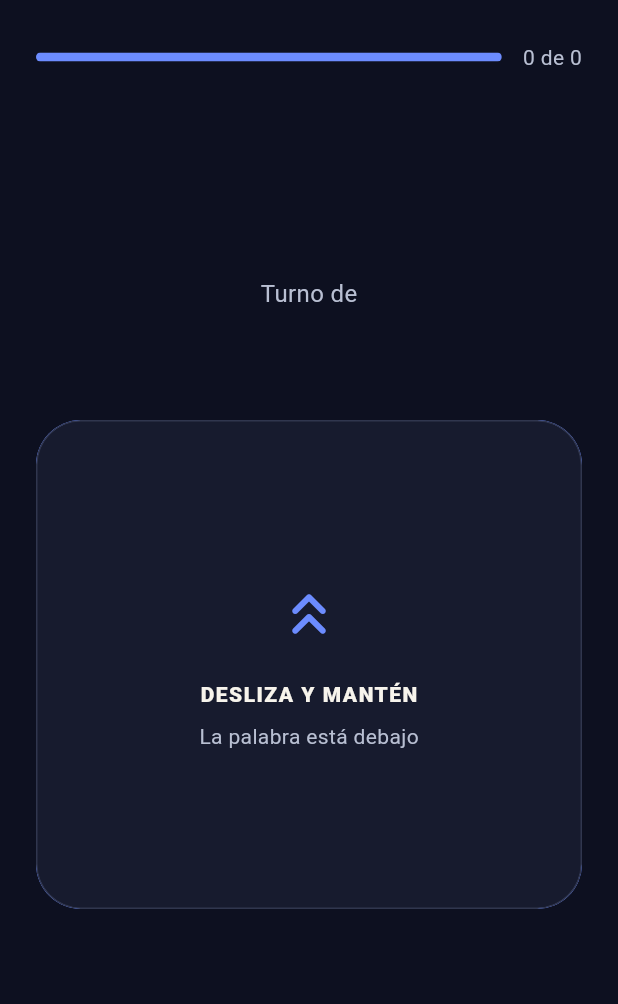
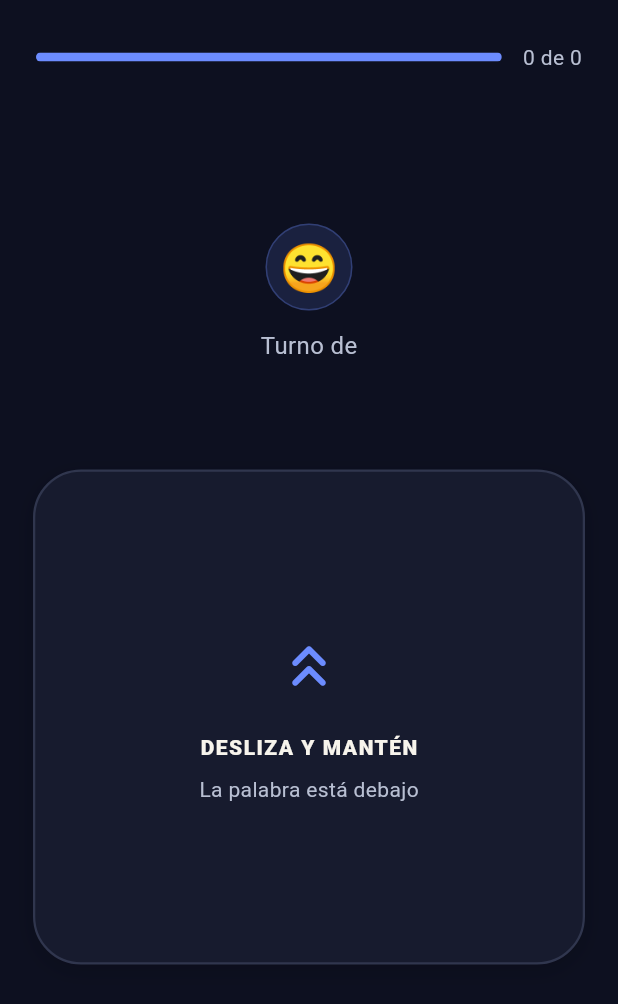
Before and after one commit to AlexDotel/ImpostorAppFlutter, a Flutter app: the RevealScreen widget shown alone on an empty page, opened directly with empty values, on a phone screen of 412 x 824 dp. Shown: the top 1004 px of the screen. Run offline on Flutter 3.47's test engine with Material 3 defaults, Android fonts, the phone set to English and light mode, and no system bars; our stand-ins replace shared_preferences; accounts and stored records are empty; Roboto replaces fonts that are missing (sans).

Commit message:
feat: ampliar gesto y animar turnos con avatares

```diff
--- a/lib/main.dart
+++ b/lib/main.dart
@@ -344,8 +344,11 @@ class _GameShellState extends State<GameShell> {
               switchInCurve: ease,
               transitionBuilder: (child, animation) => FadeTransition(
                 opacity: animation,
-                child: ScaleTransition(
-                  scale: Tween(begin: .97, end: 1.0).animate(animation),
+                child: SlideTransition(
+                  position: Tween<Offset>(
+                    begin: const Offset(.055, 0),
+                    end: Offset.zero,
+                  ).animate(CurvedAnimation(parent: animation, curve: ease)),
                   child: child,
                 ),
               ),
@@ -1086,12 +1089,13 @@ class RevealScreen extends StatefulWidget {
 }
 
 class _RevealScreenState extends State<RevealScreen> {
+  static const playerEmojis = ['🙂', '😎', '🤠', '🤓', '🥸', '😊', '🧐', '😄'];
   bool hasViewed = false;
   bool isDragging = false;
   double dragY = 0;
 
   void updateDrag(DragUpdateDetails details) {
-    final next = (dragY + details.delta.dy).clamp(-230.0, 0.0);
+    final next = (dragY + details.delta.dy).clamp(-300.0, 0.0);
     final firstReveal = !hasViewed && next < -72;
     setState(() {
       dragY = next;
@@ -1131,6 +1135,23 @@ class _RevealScreenState extends State<RevealScreen> {
         ],
       ),
       const Spacer(),
+      Container(
+        width: 58,
+        height: 58,
+        alignment: Alignment.center,
+        decoration: BoxDecoration(
+          color: colorsOf(context).primary.withValues(alpha: .14),
+          shape: BoxShape.circle,
+          border: Border.all(
+            color: colorsOf(context).primary.withValues(alpha: .28),
+          ),
+        ),
+        child: Text(
+          playerEmojis[(widget.index - 1) % playerEmojis.length],
+          style: const TextStyle(fontSize: 31),
+        ),
+      ),
+      const SizedBox(height: 12),
       Text(
         'Turno de',
         style: TextStyle(
@@ -1158,13 +1179,18 @@ class _RevealScreenState extends State<RevealScreen> {
         child: SizedBox(
           width: double.infinity,
           height: 326,
-          child: ClipRRect(
-            borderRadius: BorderRadius.circular(30),
-            child: Stack(
-              fit: StackFit.expand,
-              children: [
-                ColoredBox(
+          child: Stack(
+            clipBehavior: Clip.none,
+            fit: StackFit.expand,
+            children: [
+              DecoratedBox(
+                key: const ValueKey('reveal-back'),
+                decoration: BoxDecoration(
                   color: colorsOf(context).primary,
+                  borderRadius: BorderRadius.circular(30),
+                ),
+                child: ClipRRect(
+                  borderRadius: BorderRadius.circular(30),
                   child: Padding(
                     padding: const EdgeInsets.symmetric(
                       horizontal: 24,
@@ -1242,7 +1268,13 @@ class _RevealScreenState extends State<RevealScreen> {
                     ),
                   ),
                 ),
-                AnimatedContainer(
+              ),
+              Positioned(
+                left: -2,
+                right: -2,
+                top: -2,
+                bottom: -2,
+                child: AnimatedContainer(
                   key: const ValueKey('reveal-cover'),
                   duration:
                       isDragging || MediaQuery.disableAnimationsOf(context)
@@ -1252,8 +1284,18 @@ class _RevealScreenState extends State<RevealScreen> {
                   transform: Matrix4.translationValues(0, dragY, 0),
                   decoration: BoxDecoration(
                     color: colorsOf(context).surface,
-                    borderRadius: BorderRadius.circular(30),
-                    border: Border.all(color: colorsOf(context).outline),
+                    borderRadius: BorderRadius.circular(32),
+                    border: Border.all(
+                      color: colorsOf(context).outline,
+                      width: 1.5,
+                    ),
+                    boxShadow: [
+                      BoxShadow(
+                        color: Colors.black.withValues(alpha: .16),
+                        blurRadius: 12,
+                        offset: const Offset(0, 4),
+                      ),
+                    ],
                   ),
                   child: Column(
                     mainAxisAlignment: MainAxisAlignment.center,
@@ -1283,8 +1325,8 @@ class _RevealScreenState extends State<RevealScreen> {
                     ],
                   ),
                 ),
-              ],
-            ),
+              ),
+            ],
           ),
         ),
       ),
--- a/pubspec.yaml
+++ b/pubspec.yaml
@@ -16,7 +16,7 @@ publish_to: 'none' # Remove this line if you wish to publish to pub.dev
 # https://developer.apple.com/library/archive/documentation/General/Reference/InfoPlistKeyReference/Articles/CoreFoundationKeys.html
 # In Windows, build-name is used as the major, minor, and patch parts
 # of the product and file versions while build-number is used as the build suffix.
-version: 1.0.1+2
+version: 1.0.2+3
 
 environment:
   sdk: ^3.12.2
```
Also changed, not shown: 1 other file.
